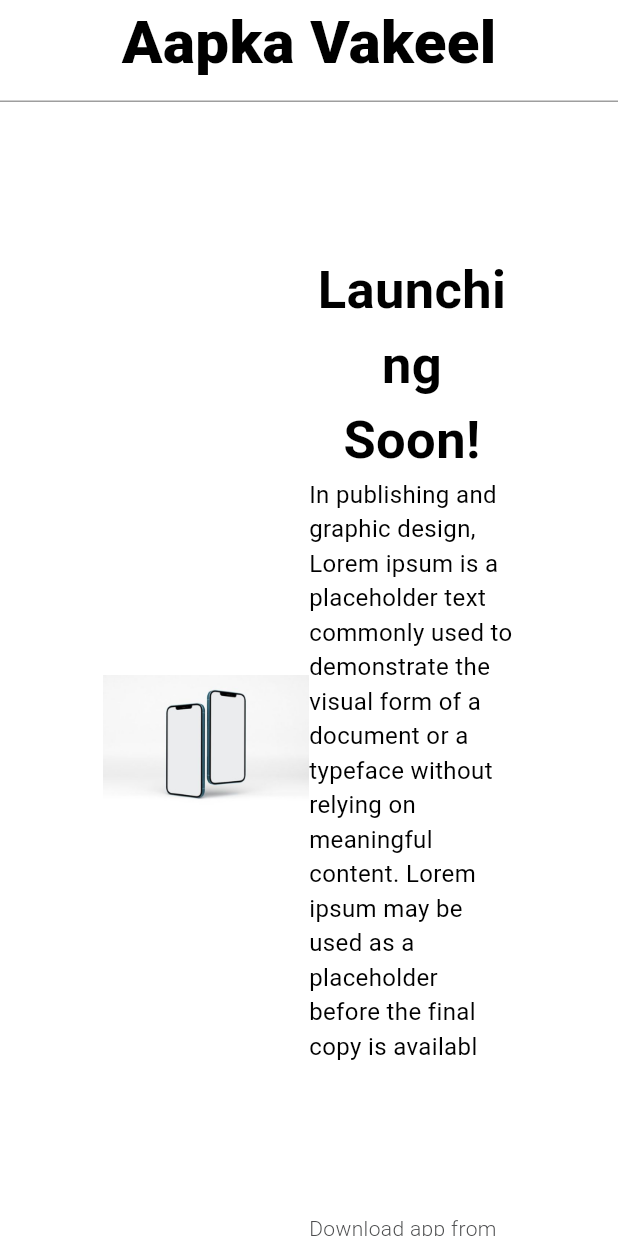
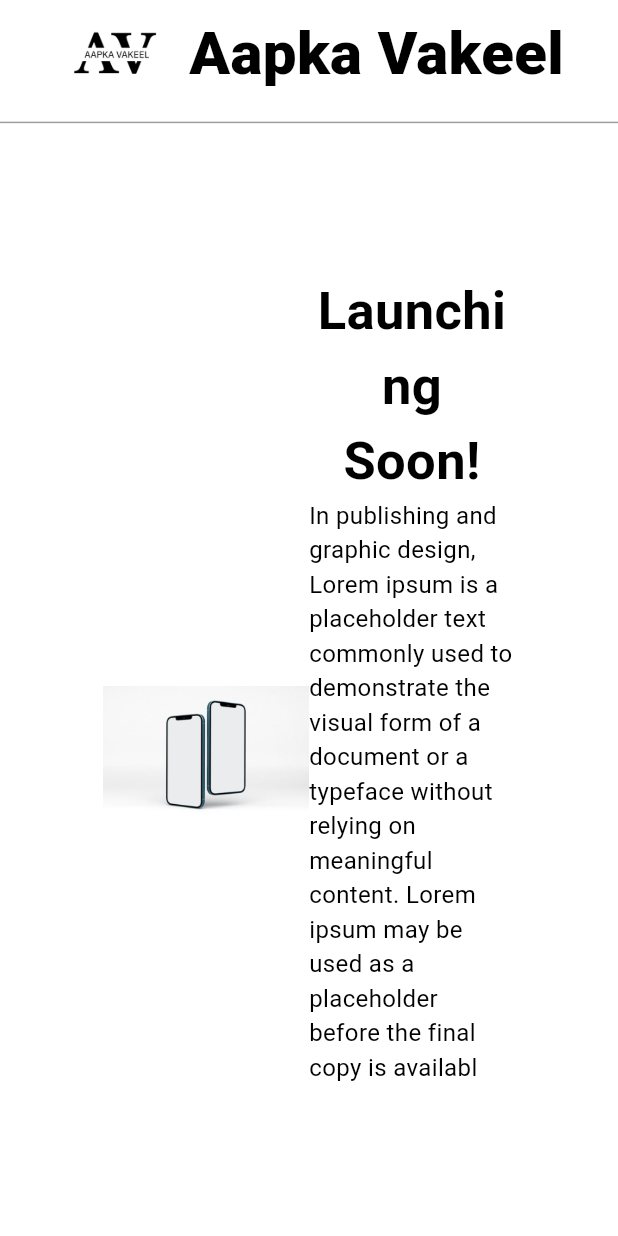
Before and after one commit to Ishita03-Singh/aapka_vakeel, a Flutter app: the screen it shows after launch, on a phone screen of 412 x 824 dp. Run offline on Flutter 3.47's test engine with Material 3 defaults, Android fonts, the phone set to English and light mode, and no system bars; our stand-ins replace animated_splash_screen, camera, cloud_firestore, country_picker, file_picker, firebase_auth and 8 more; missing offline and left inert: dart:html, flutter_pdfview, flutter_webrtc, razorpay_flutter, video_call; accounts and stored records are empty.

Commit message:
logo added

```diff
--- a/lib/web/launchPage.dart
+++ b/lib/web/launchPage.dart
@@ -15,7 +15,13 @@ class LaunchPage extends StatelessWidget {
         // padding: EdgeInsets.all(12),
         child: Column(
           children: [
-            CustomText.boldDarkText("Aapka Vakeel",fontSize: 40),
+            Row(mainAxisAlignment: MainAxisAlignment.center,
+              children: [
+                Image.asset(StrLiteral.appLogoPath,width: 80),
+                SizedBox(width: 10),
+                CustomText.boldDarkText("Aapka Vakeel",fontSize: 40),
+              ],
+            ),
             SizedBox(height: 10),
             Container(height: 1,color: Colors.grey),
             Expanded(
```
